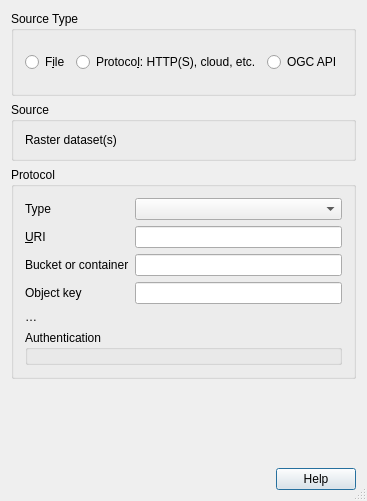
The window that src/ui/qgsgdalsourceselectbase.ui (qgis/QGIS) describes before a commit, drawn with Qt 5.
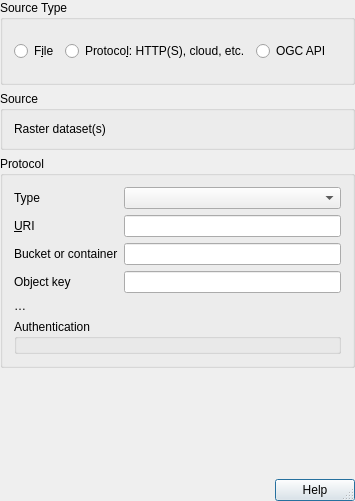
The same window after the commit. Icons and pictures are not drawn. Custom widgets are drawn as their Qt base class.

Commit message: [ui] Add scroll area to gdal source select's options group to avoid large vertical growth

```diff
--- a/src/ui/qgsgdalsourceselectbase.ui
+++ b/src/ui/qgsgdalsourceselectbase.ui
@@ -23,8 +23,20 @@
   <property name="modal">
    <bool>true</bool>
   </property>
-  <layout class="QGridLayout" name="gridLayout_2">
-   <item row="0" column="0">
+  <layout class="QVBoxLayout" name="verticalLayout_4">
+   <property name="leftMargin">
+    <number>0</number>
+   </property>
+   <property name="topMargin">
+    <number>0</number>
+   </property>
+   <property name="rightMargin">
+    <number>0</number>
+   </property>
+   <property name="bottomMargin">
+    <number>0</number>
+   </property>
+   <item>
     <layout class="QVBoxLayout" name="verticalLayout">
      <item>
       <widget class="QGroupBox" name="srcGroupBox">
@@ -215,6 +227,36 @@
       </widget>
      </item>
      <item>
+      <widget class="QgsScrollArea" name="scrollArea">
+       <property name="frameShape">
+        <enum>QFrame::NoFrame</enum>
+       </property>
+       <property name="widgetResizable">
+        <bool>true</bool>
+       </property>
+       <widget class="QWidget" name="scrollAreaWidgetContents">
+        <property name="geometry">
+         <rect>
+          <x>0</x>
+          <y>0</y>
+          <width>353</width>
+          <height>68</height>
+         </rect>
+        </property>
+        <layout class="QVBoxLayout" name="verticalLayout_5">
+         <property name="leftMargin">
+          <number>0</number>
+         </property>
+         <property name="topMargin">
+          <number>0</number>
+         </property>
+         <property name="rightMargin">
+          <number>0</number>
+         </property>
+         <property name="bottomMargin">
+          <number>0</number>
+         </property>
+         <item>
       <widget class="QgsCollapsibleGroupBox" name="mOpenOptionsGroupBox" native="true">
        <property name="title" stdset="0">
         <string>Options</string>
@@ -237,9 +279,7 @@
        </layout>
       </widget>
      </item>
-    </layout>
-   </item>
-   <item row="1" column="0">
+         <item>
     <spacer name="verticalSpacer">
      <property name="orientation">
       <enum>Qt::Vertical</enum>
@@ -252,7 +292,13 @@
      </property>
     </spacer>
    </item>
-   <item row="2" column="0">
+        </layout>
+       </widget>
+      </widget>
+     </item>
+    </layout>
+   </item>
+   <item>
     <widget class="QDialogButtonBox" name="buttonBox">
      <property name="standardButtons">
       <set>QDialogButtonBox::Help</set>
@@ -281,6 +327,12 @@
    <header>qgscollapsiblegroupbox.h</header>
    <container>1</container>
   </customwidget>
+  <customwidget>
+   <class>QgsScrollArea</class>
+   <extends>QScrollArea</extends>
+   <header>qgsscrollarea.h</header>
+   <container>1</container>
+  </customwidget>
  </customwidgets>
  <tabstops>
   <tabstop>mOpenOptionsGroupBox</tabstop>
```
Lines whose indentation alone changed are shown as unchanged.
